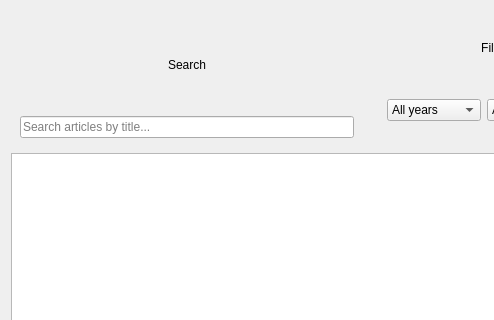
Above: src/components/widgets/article/articleform.ui from DamPhuQuy/Scientific-Article-Management before the change; both pictures show x 0 to 494 and y 0 to 320 of the 950 by 743 pixel window. Below: the same form after it.
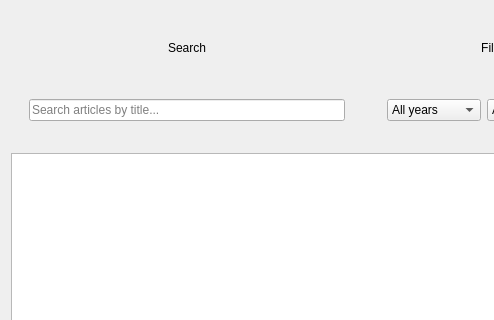
That is the form after the change.

Diff of the .ui file:
```diff
--- a/src/components/widgets/article/articleform.ui
+++ b/src/components/widgets/article/articleform.ui
@@ -54,6 +54,9 @@
        </widget>
       </item>
       <item row="1" column="0">
+       <widget class="QWidget" name="widget_2" native="true">
+        <layout class="QGridLayout" name="gridLayout_4">
+         <item row="0" column="0">
        <widget class="QLineEdit" name="searchLineEdit">
         <property name="minimumSize">
          <size>
@@ -64,6 +67,9 @@
         <property name="placeholderText">
          <string>Search articles by title...</string>
         </property>
+          </widget>
+         </item>
+        </layout>
        </widget>
       </item>
      </layout>
```
Lines whose indentation alone changed are shown as unchanged.
